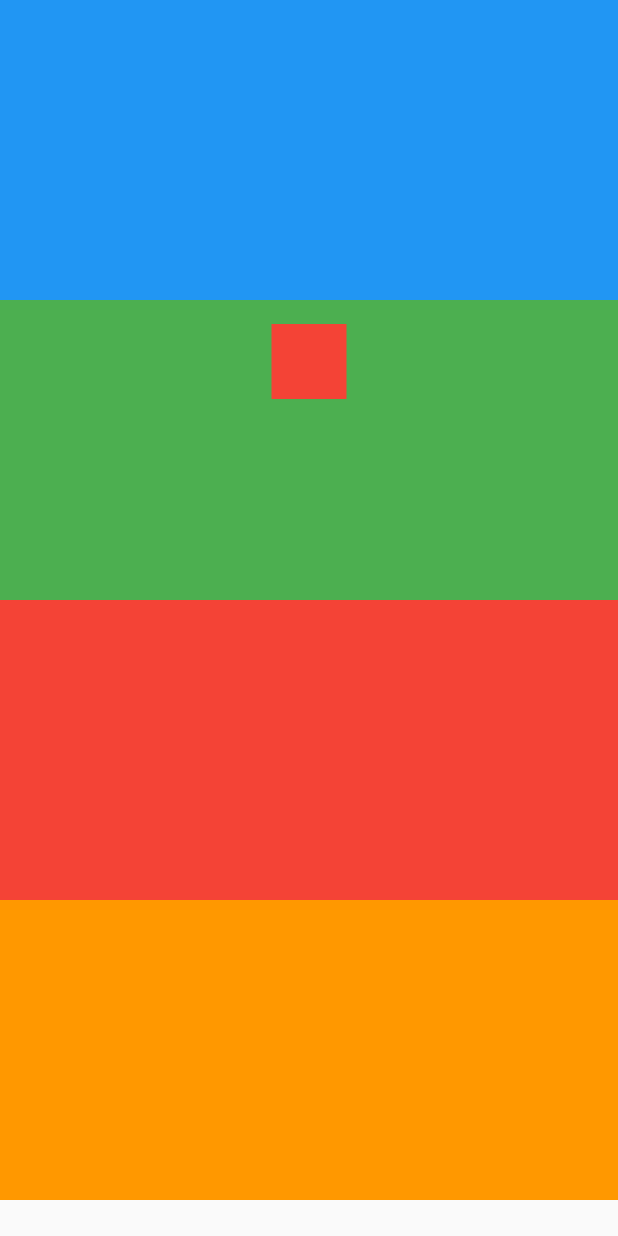
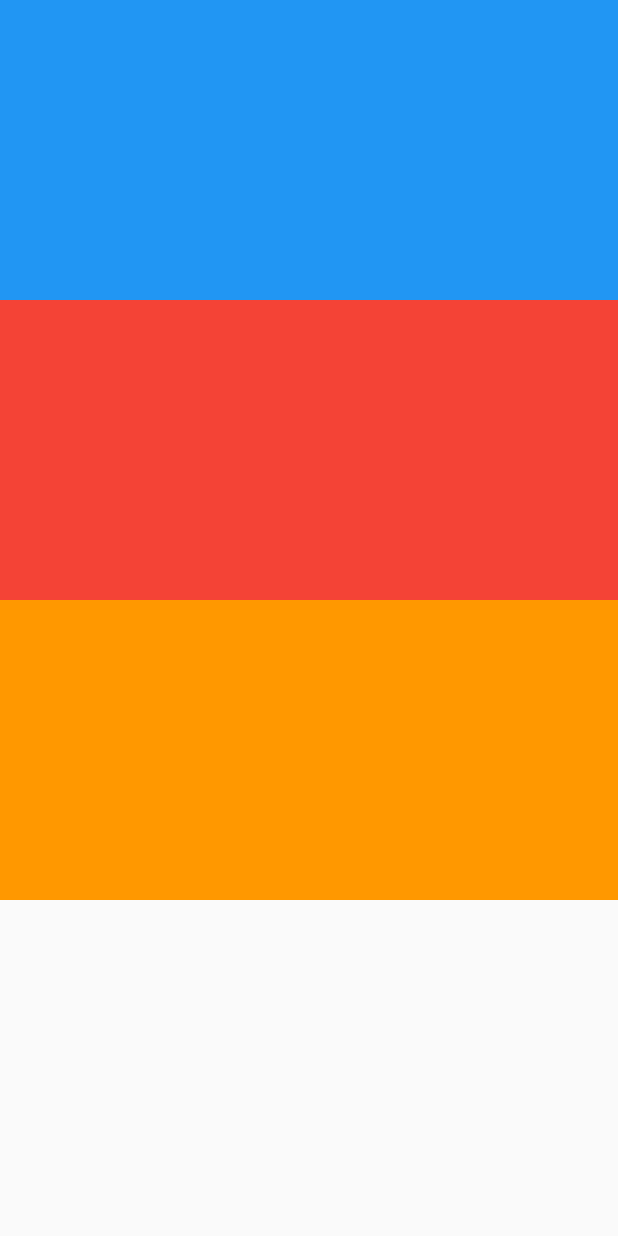
Before and after one commit to wojtczakmat/fade, a Flutter app: the screen it shows after launch, on a phone screen of 412 x 824 dp. Run offline on Flutter 3.47's test engine with Material 2 defaults, Android fonts, the phone set to English and light mode, and no system bars.

Commit message:
Better example

```diff
--- a/lib/main.dart
+++ b/lib/main.dart
@@ -37,10 +37,10 @@ class _HomeState extends State<Home> {
                 color: Colors.blue,
               ),
               Fade(
-                visible: true,
-                duration: Duration(seconds: 1),
+                visible: visible,
+                duration: Duration(milliseconds: 500),
                 child: Container(
-                  height: 200,
+                  //height: 200,
                   color: Colors.green,
                   child: Center(
                     child: Column(
```
